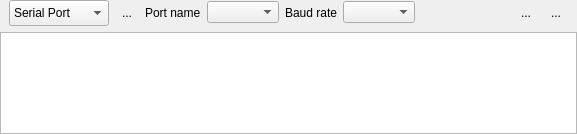
Qt form gui/qkconnectwidget.ui (QkThings/qkdaemon_old) before a commit.
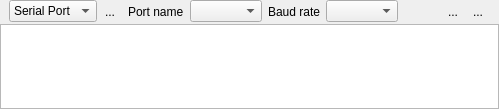
The same form after that commit. Icons and pictures are not drawn. Custom widgets are drawn as their Qt base class.

What changed in the file:
```diff
--- a/gui/qkconnectwidget.ui
+++ b/gui/qkconnectwidget.ui
@@ -6,14 +6,20 @@
    <rect>
     <x>0</x>
     <y>0</y>
-    <width>577</width>
-    <height>134</height>
+    <width>499</width>
+    <height>109</height>
    </rect>
   </property>
   <property name="windowTitle">
    <string>Form</string>
   </property>
+  <property name="styleSheet">
+   <string notr="true"/>
+  </property>
   <layout class="QVBoxLayout" name="verticalLayout">
+   <property name="spacing">
+    <number>1</number>
+   </property>
    <property name="leftMargin">
     <number>0</number>
    </property>
@@ -45,18 +51,6 @@
      </property>
      <item>
       <widget class="QComboBox" name="connType_combo">
-       <property name="minimumSize">
-        <size>
-         <width>100</width>
-         <height>26</height>
-        </size>
-       </property>
-       <property name="maximumSize">
-        <size>
-         <width>100</width>
-         <height>16777215</height>
-        </size>
-       </property>
        <item>
         <property name="text">
          <string>Serial Port</string>
@@ -258,7 +252,7 @@
      <property name="minimumSize">
       <size>
        <width>0</width>
-       <height>100</height>
+       <height>80</height>
       </size>
      </property>
      <property name="editTriggers">
```
Left out of the diff: 2 changed lines with no effect on the pictures.
